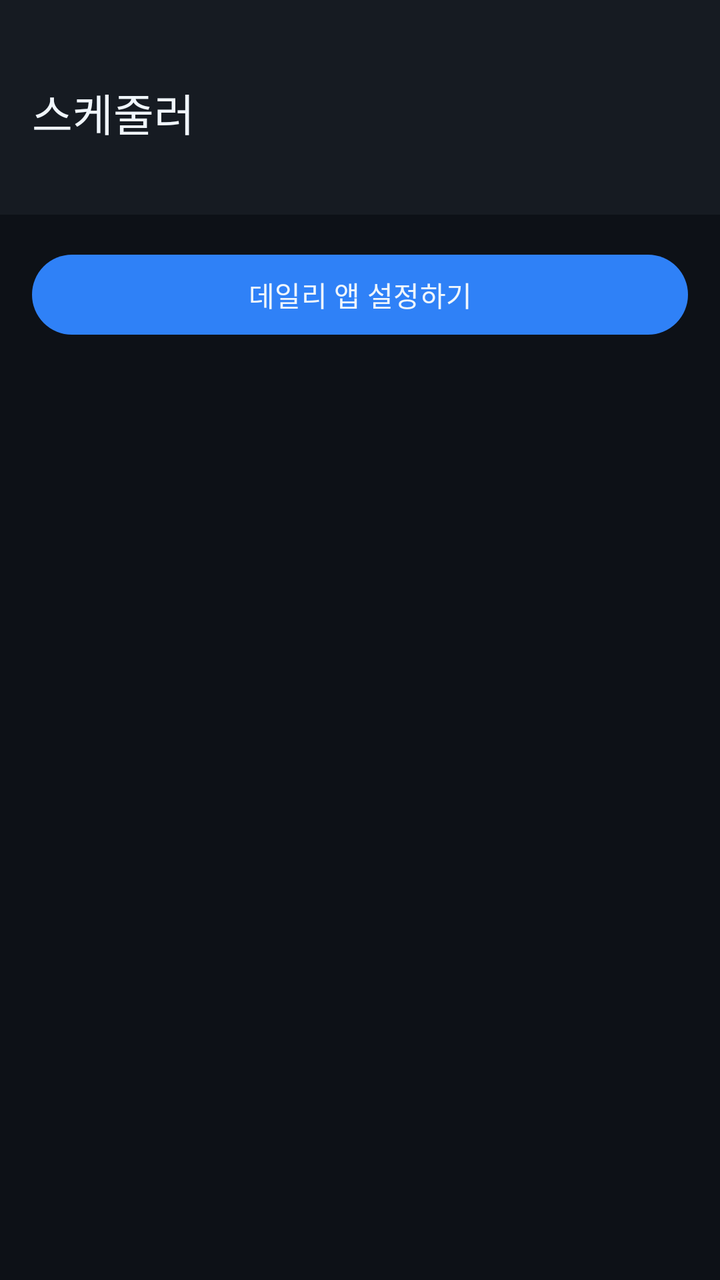
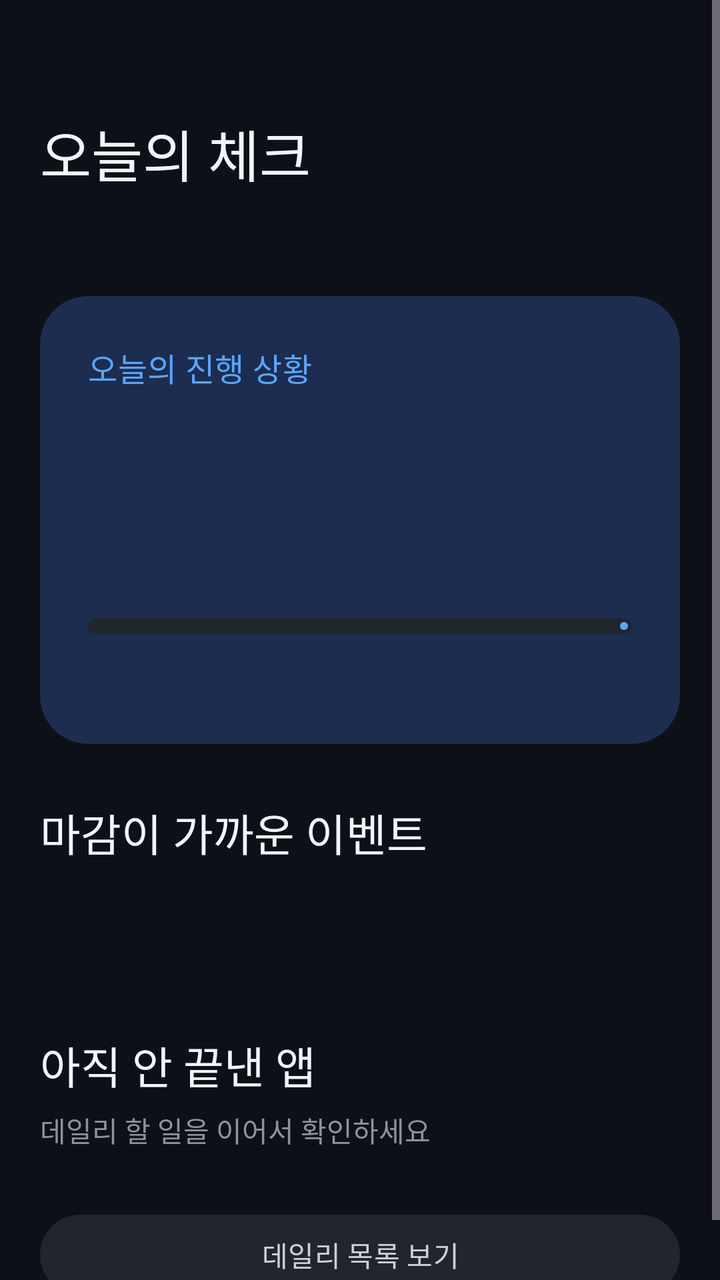

The first picture is an Android layout as it rendered before a commit; the second is the same layout after the commit. The layout source and the unified diff follow.
<!-- AndroidManifest.xml: application theme Theme.HomeworkTracker -->
<!-- res/layout/fragment_home.xml -->
<?xml version="1.0" encoding="utf-8"?>
<LinearLayout xmlns:android="http://schemas.android.com/apk/res/android"
    xmlns:app="http://schemas.android.com/apk/res-auto"
    android:layout_width="match_parent"
    android:layout_height="match_parent"
    android:orientation="vertical"
    android:background="?attr/colorSurface">

    
    <com.google.android.material.appbar.MaterialToolbar
        android:layout_width="match_parent"
        android:layout_height="wrap_content"
        android:paddingTop="36dp"
        android:background="?attr/colorSurfaceVariant"
        app:title="스케줄러"
        app:titleTextColor="?attr/colorOnSurface"
        app:titleTextAppearance="@style/TextAppearance.Material3.TitleLarge" />

    <LinearLayout
        android:layout_width="match_parent"
        android:layout_height="wrap_content"
        android:background="?attr/colorSurfaceVariant"
        android:paddingStart="20dp"
        android:paddingEnd="20dp"
        android:paddingBottom="20dp">

        <TextView
            android:id="@+id/tvTodayDate"
            android:layout_width="wrap_content"
            android:layout_height="wrap_content"
            android:textColor="?attr/colorOnSurfaceVariant"
            android:textAppearance="@style/TextAppearance.Material3.BodyMedium"
            android:alpha="0.85" />
    </LinearLayout>

    
    <ScrollView
        android:layout_width="match_parent"
        android:layout_height="0dp"
        android:layout_weight="1"
        android:fillViewport="true">

        <LinearLayout
            android:layout_width="match_parent"
            android:layout_height="wrap_content"
            android:orientation="vertical"
            android:paddingStart="16dp"
            android:paddingEnd="16dp"
            android:paddingTop="16dp"
            android:paddingBottom="24dp">

            <com.google.android.material.button.MaterialButton
                android:id="@+id/btnGoDaily"
                android:layout_width="match_parent"
                android:layout_height="wrap_content"
                android:text="데일리 앱 설정하기"
                style="@style/Widget.Material3.Button"
                app:backgroundTint="?attr/colorPrimary"
                android:textColor="?attr/colorOnSurface" />

        </LinearLayout>
    </ScrollView>
</LinearLayout>
<!-- resources referenced by this layout -->
<resources>
  <style name="Theme.HomeworkTracker" parent="Base.Theme.HomeworkTracker" />
  <style name="Base.Theme.HomeworkTracker" parent="Theme.Material3.Dark.NoActionBar">
          <item name="colorPrimary">@color/md_primary</item>
          <item name="colorOnPrimary">@color/md_on_primary</item>
          <item name="colorPrimaryContainer">@color/md_primary_container</item>
          <item name="colorOnPrimaryContainer">@color/md_on_primary_container</item>
          <item name="colorSecondary">@color/md_secondary</item>
          <item name="colorOnSecondary">@color/md_on_secondary</item>
          <item name="colorSecondaryContainer">@color/md_secondary_container</item>
          <item name="colorOnSecondaryContainer">@color/md_on_secondary_container</item>
          <item name="colorError">@color/md_error</item>
          <item name="android:colorBackground">@color/md_surface</item>
          <item name="colorSurface">@color/md_surface</item>
          <item name="colorOnSurface">@color/md_on_surface</item>
          <item name="colorSurfaceVariant">@color/md_surface_variant</item>
          <item name="colorOnSurfaceVariant">@color/md_on_surface_variant</item>
          <item name="colorOutlineVariant">@color/md_outline_variant</item>
      </style>
  <color name="md_primary">#2F81F7</color>
  <color name="md_on_primary">#0D1117</color>
  <color name="md_primary_container">#1C2D4F</color>
  <color name="md_on_primary_container">#58A6FF</color>
  <color name="md_secondary">#8B949E</color>
  <color name="md_on_secondary">#0D1117</color>
  <color name="md_secondary_container">#21262D</color>
  <color name="md_on_secondary_container">#C9D1D9</color>
  <color name="md_error">#F85149</color>
  <color name="md_surface">#0D1117</color>
  <color name="md_on_surface">#F0F6FC</color>
  <color name="md_surface_variant">#161B22</color>
  <color name="md_on_surface_variant">#8B949E</color>
  <color name="md_outline_variant">#30363D</color>
</resources>

<!-- the commit's change to res/layout/fragment_home.xml (unified diff, before → after) -->
@@ -1,63 +1,25 @@
 <?xml version="1.0" encoding="utf-8"?>
-<LinearLayout xmlns:android="http://schemas.android.com/apk/res/android"
-    xmlns:app="http://schemas.android.com/apk/res-auto"
-    android:layout_width="match_parent"
-    android:layout_height="match_parent"
-    android:orientation="vertical"
-    android:background="?attr/colorSurface">
-
-    
-    <com.google.android.material.appbar.MaterialToolbar
-        android:layout_width="match_parent"
-        android:layout_height="wrap_content"
-        android:paddingTop="36dp"
-        android:background="?attr/colorSurfaceVariant"
-        app:title="스케줄러"
-        app:titleTextColor="?attr/colorOnSurface"
-        app:titleTextAppearance="@style/TextAppearance.Material3.TitleLarge" />
-
-    <LinearLayout
-        android:layout_width="match_parent"
-        android:layout_height="wrap_content"
-        android:background="?attr/colorSurfaceVariant"
-        android:paddingStart="20dp"
-        android:paddingEnd="20dp"
-        android:paddingBottom="20dp">
-
-        <TextView
-            android:id="@+id/tvTodayDate"
-            android:layout_width="wrap_content"
-            android:layout_height="wrap_content"
-            android:textColor="?attr/colorOnSurfaceVariant"
-            android:textAppearance="@style/TextAppearance.Material3.BodyMedium"
-            android:alpha="0.85" />
-    </LinearLayout>
-
-    
-    <ScrollView
-        android:layout_width="match_parent"
-        android:layout_height="0dp"
-        android:layout_weight="1"
-        android:fillViewport="true">
-
-        <LinearLayout
-            android:layout_width="match_parent"
-            android:layout_height="wrap_content"
-            android:orientation="vertical"
-            android:paddingStart="16dp"
-            android:paddingEnd="16dp"
-            android:paddingTop="16dp"
-            android:paddingBottom="24dp">
-
-            <com.google.android.material.button.MaterialButton
-                android:id="@+id/btnGoDaily"
-                android:layout_width="match_parent"
-                android:layout_height="wrap_content"
-                android:text="데일리 앱 설정하기"
-                style="@style/Widget.Material3.Button"
-                app:backgroundTint="?attr/colorPrimary"
-                android:textColor="?attr/colorOnSurface" />
-
-        </LinearLayout>
-    </ScrollView>
-</LinearLayout>
+<ScrollView xmlns:android="http://schemas.android.com/apk/res/android" xmlns:app="http://schemas.android.com/apk/res-auto"
+ android:layout_width="match_parent" android:layout_height="match_parent" android:fillViewport="true" android:background="?attr/colorSurface">
+ <LinearLayout android:layout_width="match_parent" android:layout_height="wrap_content" android:orientation="vertical" android:padding="20dp">
+  <TextView android:layout_width="match_parent" android:layout_height="wrap_content" android:layout_marginTop="36dp" android:text="오늘의 체크" android:textAppearance="@style/TextAppearance.Material3.HeadlineMedium" android:textColor="?attr/colorOnSurface" />
+  <TextView android:id="@+id/tvTodayDate" android:layout_width="match_parent" android:layout_height="wrap_content" android:layout_marginTop="8dp" android:textColor="?attr/colorOnSurfaceVariant" />
+  <com.google.android.material.card.MaterialCardView android:layout_width="match_parent" android:layout_height="wrap_content" android:layout_marginTop="24dp" app:cardCornerRadius="24dp" app:cardBackgroundColor="?attr/colorPrimaryContainer" app:strokeWidth="0dp">
+   <LinearLayout android:layout_width="match_parent" android:layout_height="wrap_content" android:orientation="vertical" android:padding="24dp">
+    <TextView android:layout_width="match_parent" android:layout_height="wrap_content" android:text="오늘의 진행 상황" android:textColor="?attr/colorOnPrimaryContainer" android:textAppearance="@style/TextAppearance.Material3.TitleMedium" />
+    <TextView android:id="@+id/tvProgressPercent" android:layout_width="match_parent" android:layout_height="wrap_content" android:layout_marginTop="12dp" android:textSize="44sp" android:textStyle="bold" android:textColor="?attr/colorOnSurface" />
+    <TextView android:id="@+id/tvProgressSummary" android:layout_width="match_parent" android:layout_height="wrap_content" android:layout_marginTop="4dp" android:textColor="?attr/colorOnSurface" />
+    <com.google.android.material.progressindicator.LinearProgressIndicator android:id="@+id/homeProgress" android:layout_width="match_parent" android:layout_height="wrap_content" android:layout_marginTop="20dp" android:max="100" app:trackThickness="8dp" app:trackCornerRadius="4dp" app:indicatorColor="?attr/colorOnPrimaryContainer" />
+    <TextView android:id="@+id/tvHomeEncouragement" android:layout_width="match_parent" android:layout_height="wrap_content" android:layout_marginTop="12dp" android:textColor="?attr/colorOnPrimaryContainer" />
+   </LinearLayout>
+  </com.google.android.material.card.MaterialCardView>
+  <TextView android:layout_width="match_parent" android:layout_height="wrap_content" android:layout_marginTop="28dp" android:text="마감이 가까운 이벤트" android:textAppearance="@style/TextAppearance.Material3.TitleLarge" android:textColor="?attr/colorOnSurface" />
+  <LinearLayout android:id="@+id/homeEvents" android:layout_width="match_parent" android:layout_height="wrap_content" android:layout_marginTop="12dp" android:orientation="vertical" />
+  <com.google.android.material.button.MaterialButton android:id="@+id/homeExpiredToggle" style="@style/Widget.Material3.Button.TextButton" android:layout_width="match_parent" android:layout_height="wrap_content" android:minHeight="48dp" />
+  <LinearLayout android:id="@+id/homeExpiredEvents" android:layout_width="match_parent" android:layout_height="wrap_content" android:orientation="vertical" android:visibility="gone" />
+  <TextView android:layout_width="match_parent" android:layout_height="wrap_content" android:layout_marginTop="24dp" android:text="아직 안 끝낸 앱" android:textAppearance="@style/TextAppearance.Material3.TitleLarge" android:textColor="?attr/colorOnSurface" />
+  <TextView android:layout_width="match_parent" android:layout_height="wrap_content" android:layout_marginTop="6dp" android:text="데일리 할 일을 이어서 확인하세요" android:textColor="?attr/colorOnSurfaceVariant" />
+  <LinearLayout android:id="@+id/homePendingApps" android:layout_width="match_parent" android:layout_height="wrap_content" android:layout_marginTop="12dp" android:orientation="vertical" />
+  <com.google.android.material.button.MaterialButton android:id="@+id/btnGoDaily" style="@style/Widget.Material3.Button.TonalButton" android:layout_width="match_parent" android:layout_height="wrap_content" android:layout_marginTop="16dp" android:text="데일리 목록 보기" />
+ </LinearLayout>
+</ScrollView>
